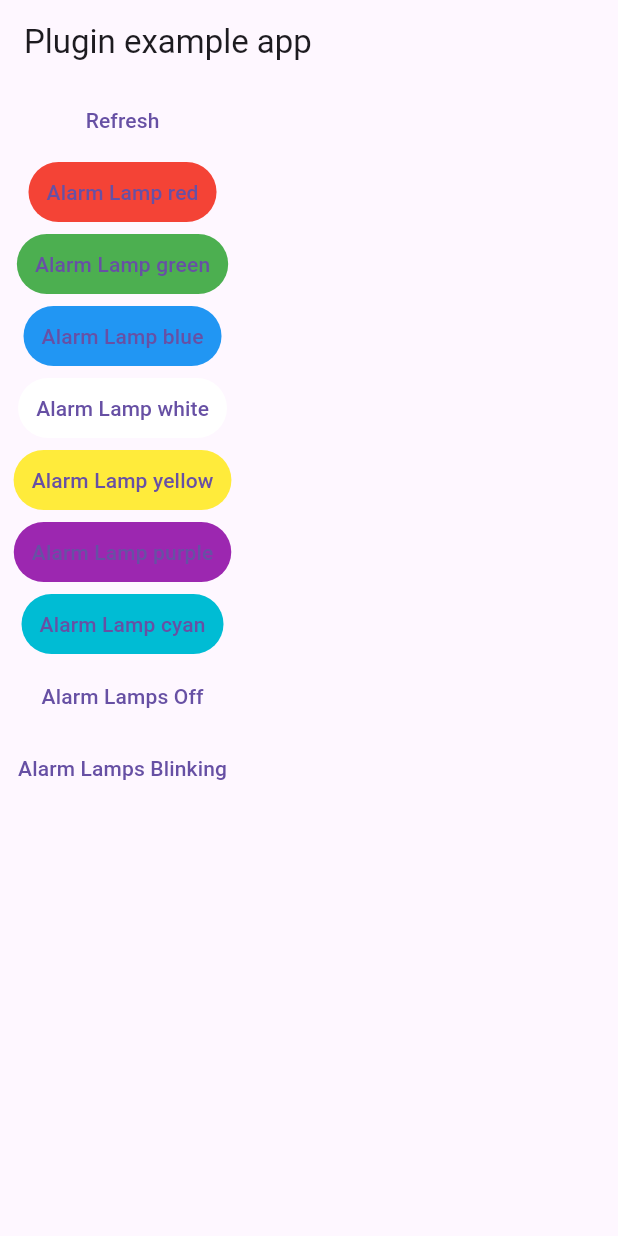
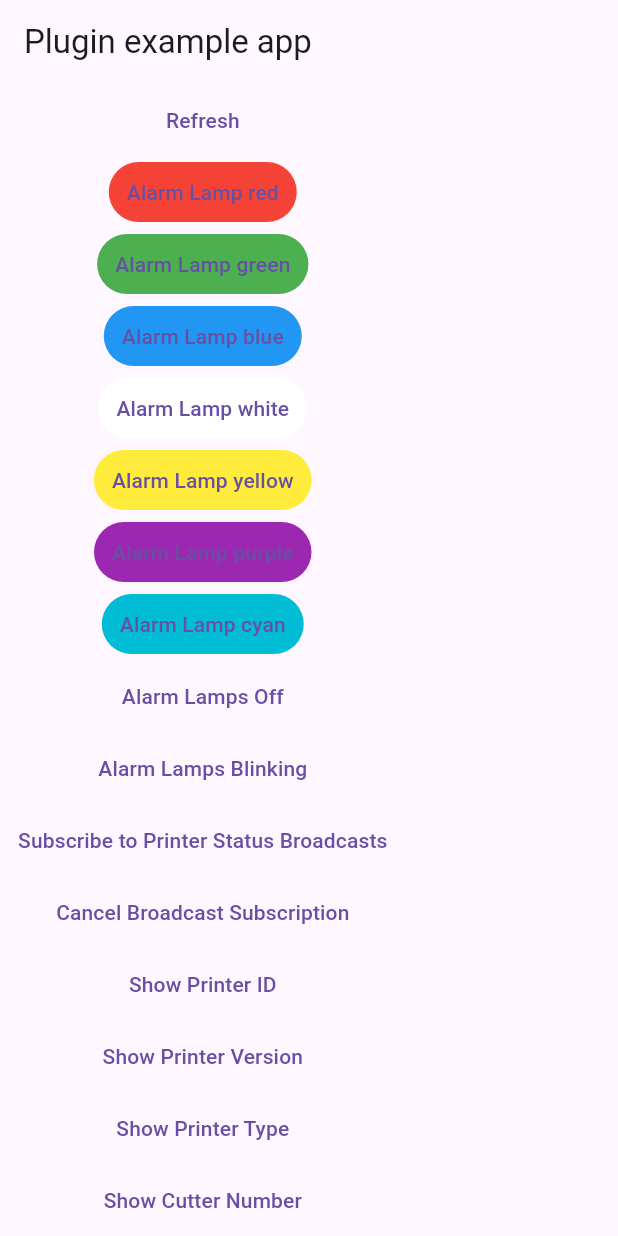
Before and after one commit to Dein-Ticket-Shop/sunmi_printerx, a Flutter app: the screen it shows after launch, on a phone screen of 412 x 824 dp. Run offline on Flutter 3.47's test engine with Material 3 defaults, Android fonts, the phone set to English and light mode, and no system bars; our stand-ins replace plugin_platform_interface; missing offline and left inert: flutter_broadcasts, flutter_esc_pos_utils.

Commit message:
feat: add example for new methods

```diff
--- a/example/lib/main.dart
+++ b/example/lib/main.dart
@@ -24,6 +24,8 @@ class _MyAppState extends State<MyApp> {
   Map<String, bool> cashDrawerOpen = {};
   final _sunmiPrinterXPlugin = SunmiPrinterX();
   final _messangerKey = GlobalKey<ScaffoldMessengerState>();
+  PrinterStatusBroadcastSubscription? _broadcastSubscription;
+  String _lastBroadcastEvent = '';
 
   @override
   void initState() {
@@ -247,6 +249,111 @@ class _MyAppState extends State<MyApp> {
                         AlarmLampColor.yellow, 200, 200);
                   },
                   child: const Text('Alarm Lamps Blinking')),
+              TextButton(
+                  onPressed: () async {
+                    // Subscribe to printer status broadcasts
+                    _broadcastSubscription?.cancel();
+                    _broadcastSubscription = _sunmiPrinterXPlugin
+                        .subscribeToPrinterStatusBroadcasts((action, data) {
+                      setState(() {
+                        _lastBroadcastEvent = 'Action: '
+                            '${action} Data: ${data?.toString() ?? ''}';
+                      });
+                      _messangerKey.currentState?.showSnackBar(
+                        SnackBar(content: Text(_lastBroadcastEvent)),
+                      );
+                    });
+                  },
+                  child: const Text('Subscribe to Printer Status Broadcasts')),
+              TextButton(
+                  onPressed: () async {
+                    // Cancel broadcast subscription
+                    await _broadcastSubscription?.cancel();
+                    setState(() {
+                      _lastBroadcastEvent = 'Subscription cancelled.';
+                    });
+                    _messangerKey.currentState?.showSnackBar(
+                      SnackBar(content: Text(_lastBroadcastEvent)),
+                    );
+                  },
+                  child: const Text('Cancel Broadcast Subscription')),
+              TextButton(
+                  onPressed: () async {
+                    if (printers.isEmpty) return;
+                    final printer = printers.first;
+                    final id =
+                        await _sunmiPrinterXPlugin.getPrinterId(printer.id);
+                    _messangerKey.currentState?.showSnackBar(
+                      SnackBar(content: Text('Printer ID: $id')),
+                    );
+                  },
+                  child: const Text('Show Printer ID')),
+              TextButton(
+                  onPressed: () async {
+                    if (printers.isEmpty) return;
+                    final printer = printers.first;
+                    final version = await _sunmiPrinterXPlugin
+                        .getPrinterVersion(printer.id);
+                    _messangerKey.currentState?.showSnackBar(
+                      SnackBar(content: Text('Printer Version: $version')),
+                    );
+                  },
+                  child: const Text('Show Printer Version')),
+              TextButton(
+                  onPressed: () async {
+                    if (printers.isEmpty) return;
+                    final printer = printers.first;
+                    final type =
+                        await _sunmiPrinterXPlugin.getPrinterType(printer.id);
+                    _messangerKey.currentState?.showSnackBar(
+                      SnackBar(content: Text('Printer Type: $type')),
+                    );
+                  },
+                  child: const Text('Show Printer Type')),
+              TextButton(
+                  onPressed: () async {
+                    if (printers.isEmpty) return;
+                    final printer = printers.first;
+                    final cutter =
+                        await _sunmiPrinterXPlugin.getCutterNumber(printer.id);
+                    _messangerKey.currentState?.showSnackBar(
+                      SnackBar(content: Text('Cutter Number: $cutter')),
+                    );
+                  },
+                  child: const Text('Show Cutter Number')),
+              TextButton(
+                  onPressed: () async {
+                    if (printers.isEmpty) return;
+                    final printer = printers.first;
+                    final distance = await _sunmiPrinterXPlugin
+                        .getPrintedDistance(printer.id);
+                    _messangerKey.currentState?.showSnackBar(
+                      SnackBar(content: Text('Printed Distance: $distance')),
+                    );
+                  },
+                  child: const Text('Show Printed Distance')),
+              TextButton(
+                  onPressed: () async {
+                    if (printers.isEmpty) return;
+                    final printer = printers.first;
+                    final hot = await _sunmiPrinterXPlugin
+                        .getPrinterHotTimes(printer.id);
+                    _messangerKey.currentState?.showSnackBar(
+                      SnackBar(content: Text('Printer Hot Times: $hot')),
+                    );
+                  },
+                  child: const Text('Show Printer Hot Times')),
+              TextButton(
+                  onPressed: () async {
+                    if (printers.isEmpty) return;
+                    final printer = printers.first;
+                    final density = await _sunmiPrinterXPlugin
+                        .getPrinterDensity(printer.id);
+                    _messangerKey.currentState?.showSnackBar(
+                      SnackBar(content: Text('Printer Density: $density')),
+                    );
+                  },
+                  child: const Text('Show Printer Density')),
             ],
           ),
         ));
```
